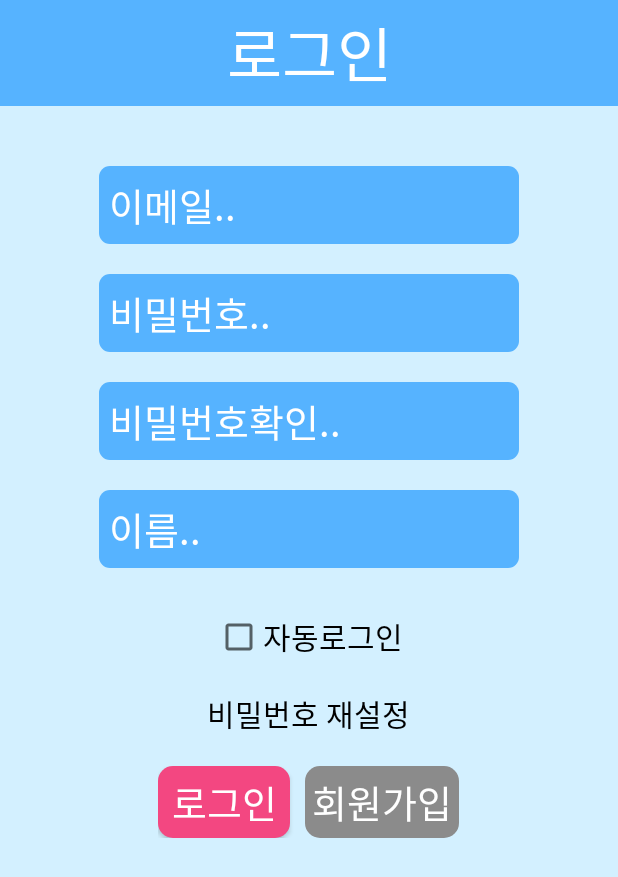
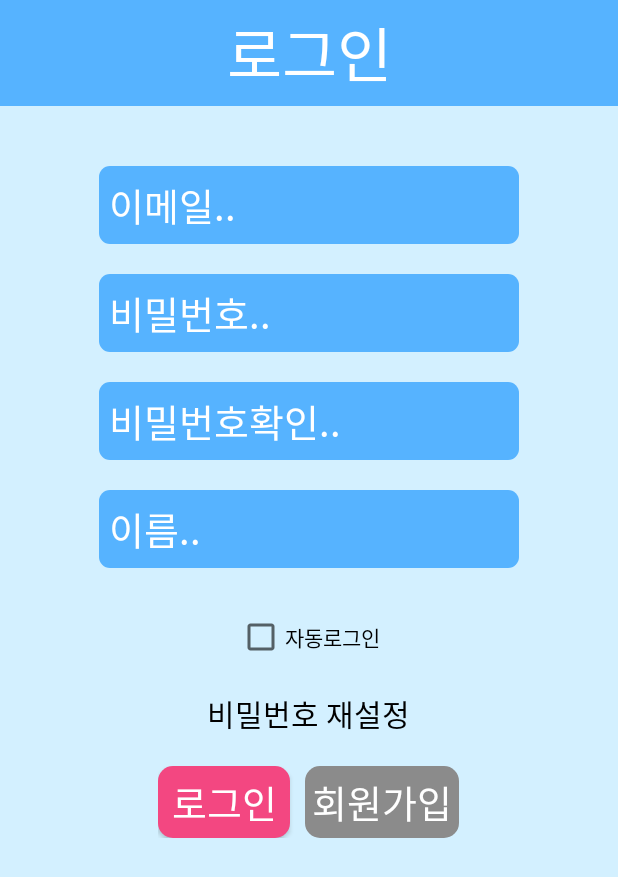
Before and after one commit to hubhubhub98/Connected, an Android app: the screen it shows after launch (LoginActivity), on a phone screen of 412 x 824 dp. Shown: the top 877 px of the screen. Run offline under Robolectric (Android 15) with nearby library versions, the phone set to English and light mode, and no system bars; our stand-ins replace Firebase (no records; nobody signed in at launch, a user with empty details on screens opened directly).

Commit message:
로그인,회원가입,자동로그인,비밀번호재설정 로직 구현

```diff
--- a/app/src/main/AndroidManifest.xml
+++ b/app/src/main/AndroidManifest.xml
@@ -11,14 +11,16 @@
         android:supportsRtl="true"
         android:theme="@style/AppTheme">
         <activity android:name=".PwResetActivity"></activity>
-        <activity android:name=".LoginActivity" />
-        <activity android:name="com.changsdev.whoaressuproject.MainActivity">
+        <activity android:name=".LoginActivity">
             <intent-filter>
                 <action android:name="android.intent.action.MAIN" />
 
                 <category android:name="android.intent.category.LAUNCHER" />
             </intent-filter>
         </activity>
+        <activity android:name="com.changsdev.whoaressuproject.MainActivity">
+
+        </activity>
     </application>
 
 </manifest>
--- a/app/src/main/java/com/changsdev/whoaressuproject/LoginActivity.java
+++ b/app/src/main/java/com/changsdev/whoaressuproject/LoginActivity.java
@@ -1,12 +1,15 @@
 package com.changsdev.whoaressuproject;
 
+import android.app.Activity;
 import android.content.Intent;
+import android.content.SharedPreferences;
 import android.os.Bundle;
 import android.text.Editable;
 import android.text.TextWatcher;
 import android.util.Log;
 import android.view.View;
 import android.widget.Button;
+import android.widget.CheckBox;
 import android.widget.EditText;
 import android.widget.TextView;
 import android.widget.Toast;
@@ -35,6 +38,7 @@ public class LoginActivity extends AppCompatActivity {
     private Button registerBtn;
     private Button loginBtn;
 
+    private CheckBox autoLoginCheckBox;
     private FirebaseAuth mAuth;
     private static final String TAG = "LOGINACTIVITY";
     @Override
@@ -45,7 +49,16 @@ public class LoginActivity extends AppCompatActivity {
         ActionBar ab = getSupportActionBar();
         ab.hide();
 
+        SharedPreferences sp = getSharedPreferences("login_info", Activity.MODE_PRIVATE); //로그인 정보파일을 연다.
         mAuth = FirebaseAuth.getInstance();
+
+        if(!sp.getBoolean("autoLogin",false)){ //autoLogin이라는 키의 값이 true면 자롱로그인 설정을 이미했다는것
+            //autoLogin값이 false라면 자동로그인 설정을 이전에 하지 않았다는것
+            mAuth.signOut();
+        }
+        if(mAuth.getCurrentUser() != null){ //이미 로그인을 한상태라면
+            convertActivity(MainActivity.class);
+        }
 
         registerBtn = (Button)findViewById(R.id.register_btn);
         loginBtn = (Button)findViewById(R.id.login_btn);
@@ -56,6 +69,7 @@ public class LoginActivity extends AppCompatActivity {
         pwResetText = (TextView)findViewById(R.id.pw_reset_btn);
         registerBtn.setEnabled(false); //기본적으로 회원가입버튼은 일단 비활성화
         registerBtn.setBackgroundResource(R.drawable.register_button_not_enable_style);
+        autoLoginCheckBox = (CheckBox)findViewById(R.id.auto_login_checkbox);
 
         pwCheckEdittext.addTextChangedListener(new TextWatcher() {
             @Override
@@ -117,6 +131,7 @@ public class LoginActivity extends AppCompatActivity {
             return;
         }
 
+        final SharedPreferences sp = getSharedPreferences("login_info", Activity.MODE_PRIVATE); //로그인 정보파일을 연다.
         //로그인 처리
         mAuth.signInWithEmailAndPassword(emailText, pwText)
                 .addOnCompleteListener(this, new OnCompleteListener<AuthResult>() {
@@ -127,6 +142,15 @@ public class LoginActivity extends AppCompatActivity {
                             Log.d(TAG, "signInWithEmail:success");
                             FirebaseUser user = mAuth.getCurrentUser();
                             showToast("로그인에 성공하셨습니다.");
+                            SharedPreferences.Editor editor = sp.edit();
+                            if(autoLoginCheckBox.isChecked()){
+                                //자동로그인 체크박스가 체크되어있으면
+                                editor.putBoolean("autoLogin",true); //자동로그인설정을 했다고 기록한다.
+                            }else{
+                                //자동로그인 체크박스가 체크되어있지않다면
+                                editor.putBoolean("autoLogin",false); //자동로그인설정을 하지 않았다고 기록한다.
+                            }
+                            editor.commit();
                             convertActivity(MainActivity.class);
                         } else {
                             // If sign in fails, display a message to the user.
--- a/app/src/main/res/layout/activity_login.xml
+++ b/app/src/main/res/layout/activity_login.xml
@@ -89,18 +89,13 @@
             android:layout_marginTop="30dp"
             android:gravity="center">
             <CheckBox
+                android:text="자동로그인"
                 android:layout_width="wrap_content"
                 android:layout_height="wrap_content"
                 android:layout_gravity="center"
                 android:id="@+id/auto_login_checkbox"
                 />
-            <TextView
-                android:layout_width="wrap_content"
-                android:layout_height="wrap_content"
-                android:text="자동로그인"
-                android:textColor="@color/colorBlack"
-                android:textSize="20dp"
-                />
+
         </LinearLayout>
 
         <TextView
--- a/app/src/main/res/layout/fragment_setting.xml
+++ b/app/src/main/res/layout/fragment_setting.xml
@@ -89,7 +89,8 @@
                 android:layout_marginTop="10dp"
                 android:text="로그아웃"
                 android:textSize="20dp"
-                android:background="@color/colorPrimary"/>
+                android:background="@color/colorPrimary"
+                android:id="@+id/logout_button"/>
 
         </LinearLayout>
 
```
Also changed, not shown: app/src/main/java/com/changsdev/whoaressuproject/fragment/SettingFragment.java (+29 -2 lines), app/src/main/java/com/changsdev/whoaressuproject/model/UserVO.java (+25 -0 lines).
